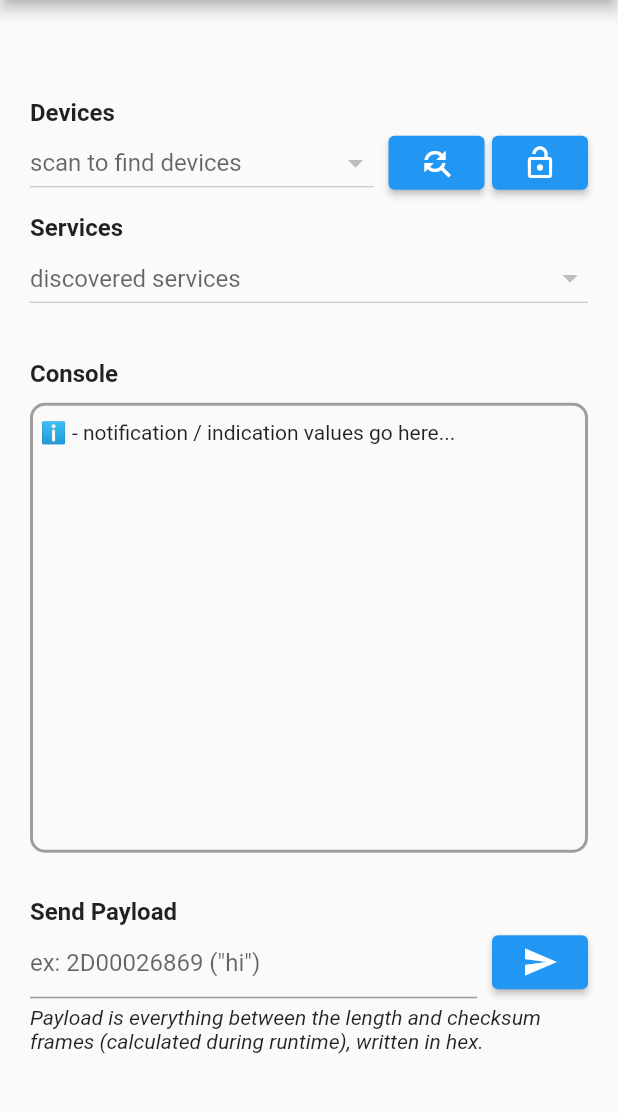
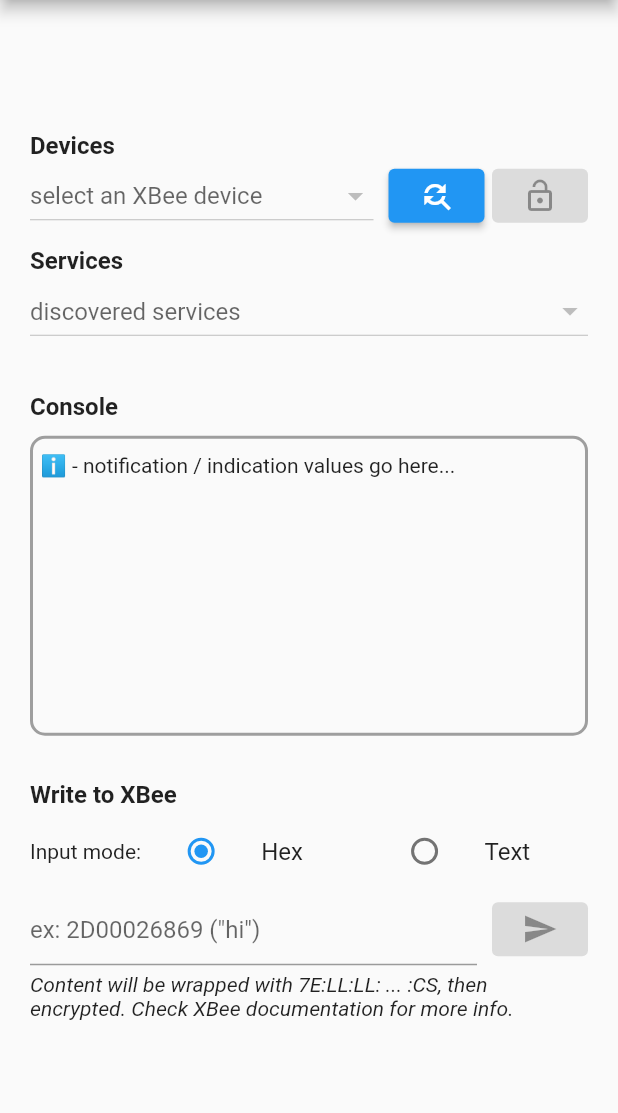
Before and after one commit to reneilpascua/flutter_xbee_ble, a Flutter app: the screen it shows after launch, on a phone screen of 412 x 824 dp, the part 84-1197 px from its top. Run offline on Flutter 3.47's test engine with Material 2 defaults, Android fonts, the phone set to English and light mode, and no system bars; our stand-ins replace convert, flutter_blue; missing offline and left inert: encrypt.

Commit message:
added functionality for input modes

```diff
--- a/lib/main.dart
+++ b/lib/main.dart
@@ -1,4 +1,5 @@
 import 'dart:async';
+import 'dart:convert';
 import 'package:convert/convert.dart';
 import 'package:encrypt/encrypt.dart' as x;
 
@@ -60,8 +61,10 @@
   int incomingCtr = 1;
   int outgoingCtr = 1;
 
+  _SEND_MODE_ENUM mode = _SEND_MODE_ENUM.HEX;
+
   static const _payloadTiptext =
-      'Payload is everything between the length and checksum frames (calculated during runtime), written in hex.';
+      'Content will be wrapped with 7E:LL:LL: ... :CS, then encrypted. Check XBee documentation for more info.';
   static const _sampleInput = '2D00026869';
 
   @override
@@ -91,7 +94,8 @@
               headingText('Console', 16),
               consoleSection(),
               SizedBox(height: 30),
-              headingText('Send Payload', 16),
+              headingText('Write to XBee', 16),
+              radioRow(),
               writeSection(),
               SizedBox(height: 5),
               Text(_payloadTiptext,
@@ -100,6 +104,42 @@
           ),
         ),
       ),
+    );
+  }
+
+  Widget radioRow() {
+    return Row(
+      children: <Widget>[
+        Text('Input mode:'),
+        Flexible(
+          child: ListTile(
+            title: const Text('Hex'),
+            leading: Radio<_SEND_MODE_ENUM>(
+              value: _SEND_MODE_ENUM.HEX,
+              groupValue: mode,
+              onChanged: (value) {
+                setState(() {
+                  mode = value;
+                });
+              },
+            ),
+          ),
+        ),
+        Flexible(
+          child: ListTile(
+            title: const Text('Text'),
+            leading: Radio<_SEND_MODE_ENUM>(
+              value: _SEND_MODE_ENUM.ASCII_TEXT,
+              groupValue: mode,
+              onChanged: (value) {
+                setState(() {
+                  mode = value;
+                });
+              },
+            ),
+          ),
+        ),
+      ],
     );
   }
 
@@ -121,18 +161,7 @@
         SizedBox(width: 10),
         scanBtn(),
         SizedBox(width: 5),
-        ElevatedButton(
-          onPressed: () {
-            try {
-              xbeeUnlock().then((e) {
-                logData('unlock process finished');
-              });
-            } catch (e) {
-              logData('error in unlock process: $e', type: 'error');
-            }
-          },
-          child: Icon(Icons.lock_open),
-        )
+        unlockBtn(),
       ],
     );
   }
@@ -143,7 +172,7 @@
         isExpanded: true,
         items: scannedDevicesAsDropdown(),
         value: selectedDevice,
-        hint: Text('scan to find devices'),
+        hint: Text('select an XBee device'),
         onChanged: selectDevice,
       ),
     );
@@ -190,7 +219,7 @@
     return Container(
       margin: EdgeInsets.only(top: 10),
       padding: EdgeInsets.all(5),
-      constraints: BoxConstraints.expand(height: 300),
+      constraints: BoxConstraints.expand(height: 200),
       decoration: BoxDecoration(
         borderRadius: BorderRadius.circular(10),
         border: Border.all(color: Colors.grey, width: 2),
@@ -221,22 +250,60 @@
         SizedBox(width: 10),
         ElevatedButton(
           child: Icon(Icons.send),
-          onPressed: sendEncrypted,
+          onPressed: (unlocked) ? sendEncrypted : null,
         ),
       ],
     );
   }
 
+  Widget unlockBtn() {
+    return ElevatedButton(
+      style: (unlocked) ? ElevatedButton.styleFrom(primary: Colors.red) : null,
+      onPressed: (selectedDevice != null)
+          ? () {
+              if (unlocked) {
+                // disconnect
+                logData('disconnect not implemented yet', type: 'error');
+              } else {
+                try {
+                  xbeeUnlock().then((e) {
+                    logData('unlock process finished');
+                  });
+                } catch (e) {
+                  logData('error in unlock process: $e', type: 'error');
+                  return;
+                }
+              }
+            }
+          : null,
+      child: Icon(Icons.lock_open),
+    );
+  }
+
   void sendEncrypted() {
+    final defaultIn = (mode == _SEND_MODE_ENUM.HEX) ? _sampleInput : 'hi';
+    var toEncrypt = (writeTC.text.isNotEmpty) ? writeTC.text : defaultIn;
+
+    if (mode == _SEND_MODE_ENUM.ASCII_TEXT) {
+      toEncrypt = '2D0002' +
+          hex.encode(utf8.encode(
+              toEncrypt)); // data input 0x2d, frame id 0x00, interface 0x02
+    }
+
     try {
-      final decoded =
-          hex.decode((writeTC.text.isNotEmpty) ? writeTC.text : _sampleInput);
+      final decoded = hex.decode(toEncrypt);
       logData('raw: $decoded', type: 'out');
 
       final encrypted = encryptAES(decoded);
       sendToWriteTarget(encrypted);
     } on FormatException {
-      logData('payload must be in hex, even length, no spaces', type: 'error');
+      if (mode == _SEND_MODE_ENUM.HEX)
+        logData('content must be in hex, even length, no spaces',
+            type: 'error');
+      return;
+    } catch (e) {
+      logData('error when sending: $e', type: 'error');
+      return;
     }
   }
 
@@ -246,6 +313,10 @@
       sendStep1();
     } on FormatException {
       logData('odd ephemeral generated. please try again', type: 'error');
+      return;
+    } catch (e) {
+      logData('error in step 1: $e', type: 'error');
+      return;
     }
 
     // step 2: server presents salt and B (need to wait)
@@ -339,6 +410,7 @@
           });
         } catch (e) {
           logData('error during mtu request: $e', type: 'error');
+          return;
         }
 
         // re-render
@@ -380,7 +452,6 @@
           (val) {
             latestResponse = val;
             logData('raw: $val', type: 'in');
-            if (unlocked) logData('decrypted: ${decryptAES(val)}', type: 'in');
           },
           cancelOnError: true,
         );
@@ -396,7 +467,7 @@
 
   static const _LOG_EMOJIS = {
     'in': '📲',
-    'out': '🔜',
+    'out': '📤',
     'error': '❌',
     'info': 'ℹ️'
   };
@@ -425,13 +496,14 @@
     print('iv: ${ivee.base16}');
 
     final decrypted = encrypter.decryptBytes(x.Encrypted(val), iv: ivee);
-    print('decrypted [length ${decrypted.length}]: $decrypted');
+    logData('decrypted (${decrypted.length} bytes): $decrypted');
+
+    final decryptedUtf8 = String.fromCharCodes(decrypted);
+    logData('decrypted (utf-8): $decryptedUtf8');
 
     // increment the counter by how many blocks
     incomingCtr += decrypted.length ~/ 16;
-    return String.fromCharCodes(
-        // decrypted.sublist(5, decrypted.length - 1)
-        decrypted);
+    return decryptedUtf8;
   }
 
   List<int> encryptAES(List<int> bytes) {
@@ -509,3 +581,5 @@
     super.dispose();
   }
 }
+
+enum _SEND_MODE_ENUM { ASCII_TEXT, HEX }
```
Also changed, not shown: 2 other files.
